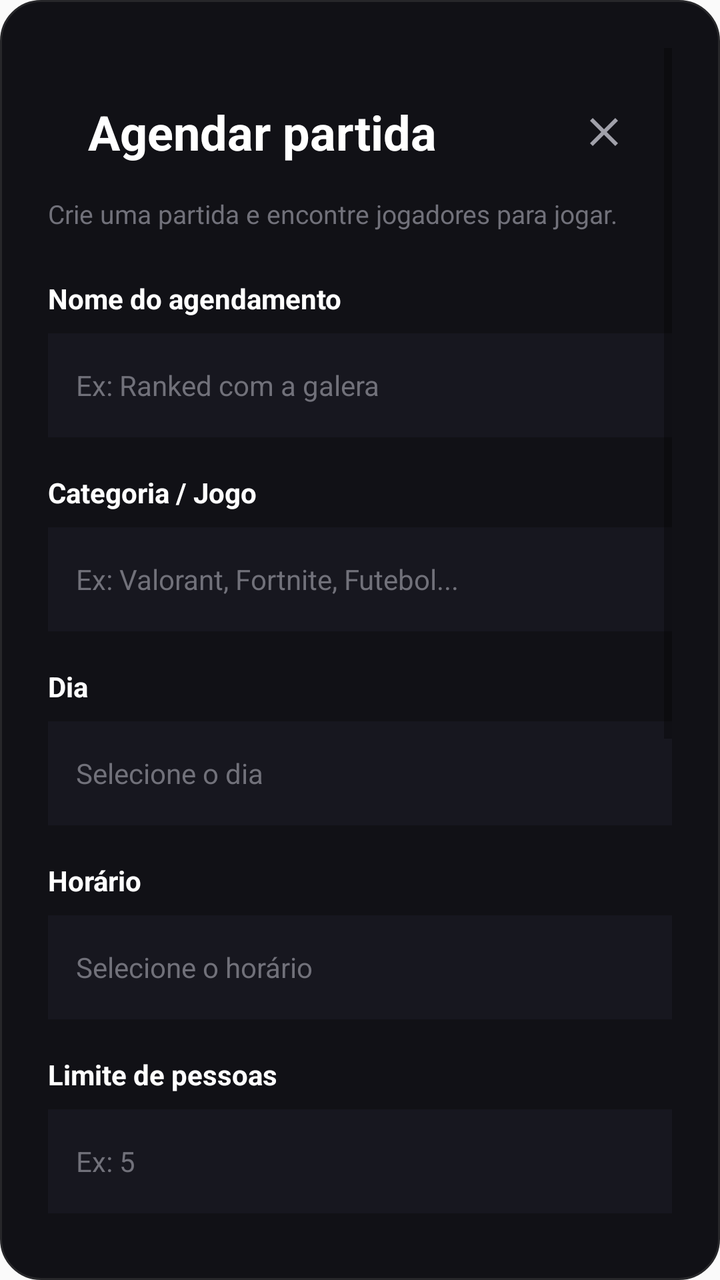
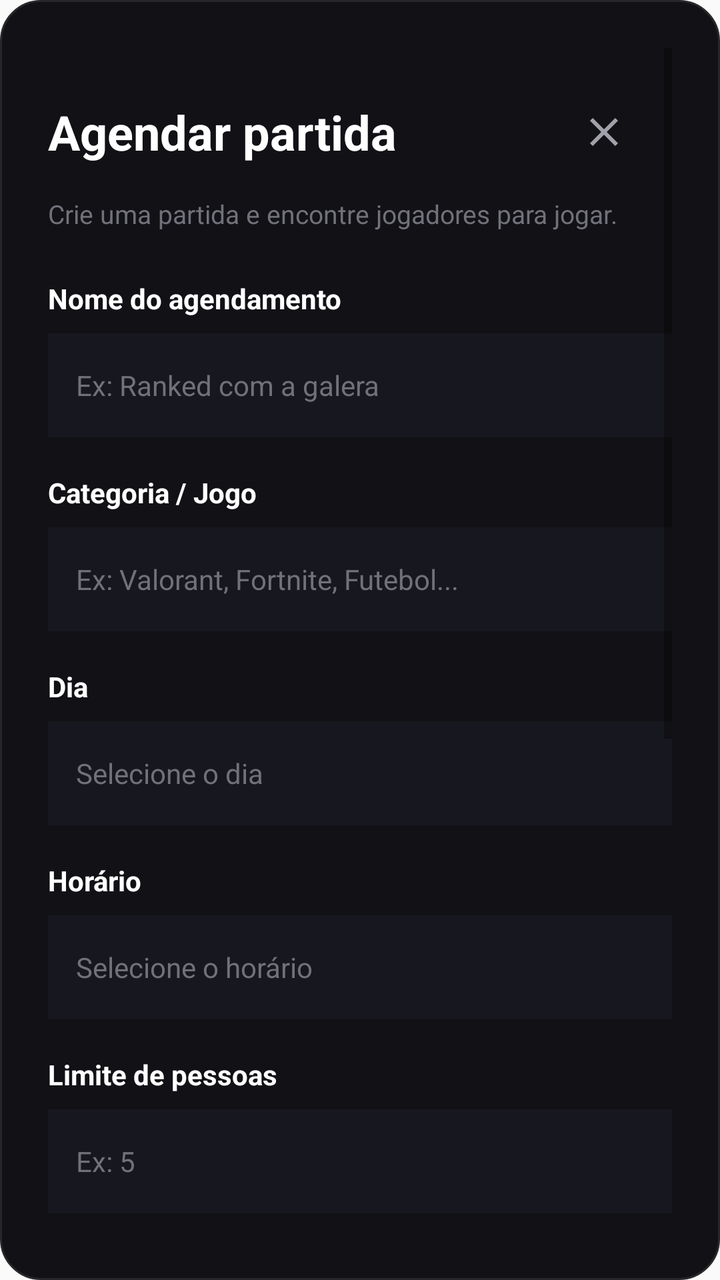

An Android layout rendered at two revisions. The XML below is the earlier revision; the diff shows what the commit changed to produce the second picture.
<!-- AndroidManifest.xml: application theme Theme.Syno -->
<!-- res/layout/dialog_schedule_match.xml -->
<?xml version="1.0" encoding="utf-8"?>
<ScrollView xmlns:android="http://schemas.android.com/apk/res/android"
    android:layout_width="match_parent"
    android:layout_height="wrap_content"
    android:background="@drawable/bg_schedule_dialog"
    android:fillViewport="true">

    <LinearLayout
        android:layout_width="match_parent"
        android:layout_height="wrap_content"
        android:orientation="vertical">

        

        <LinearLayout
            android:layout_width="match_parent"
            android:layout_height="wrap_content"
            android:orientation="horizontal"
            android:gravity="center_vertical"
            android:paddingStart="20dp"
            android:paddingTop="20dp"
            android:paddingEnd="12dp"
            android:paddingBottom="4dp">

            <TextView
                android:id="@+id/tvDetailsTitle"
                android:layout_width="0dp"
                android:layout_height="wrap_content"
                android:layout_weight="1"
                android:text="Agendar partida"
                android:textColor="#FFFFFF"
                android:textSize="24sp"
                android:textStyle="bold" />

            <ImageButton
                android:id="@+id/btnCloseDetails"
                android:layout_width="44dp"
                android:layout_height="44dp"
                android:contentDescription="Fechar"
                android:background="@drawable/button_icon_ripple"
                android:src="@drawable/ic_close"
                android:tint="#A1A1AA" />

        </LinearLayout>

        <TextView
            android:id="@+id/tvDialogSubtitle"
            android:layout_width="match_parent"
            android:layout_height="wrap_content"
            android:layout_marginTop="6dp"
            android:text="Crie uma partida e encontre jogadores para jogar."
            android:textColor="#71717A"
            android:textSize="13sp" />


        

        <TextView
            android:layout_width="match_parent"
            android:layout_height="wrap_content"
            android:layout_marginTop="24dp"
            android:text="Nome do agendamento"
            android:textColor="#FFFFFF"
            android:textSize="14sp"
            android:textStyle="bold" />

        <EditText
            android:id="@+id/etMatchName"
            android:layout_width="match_parent"
            android:layout_height="52dp"
            android:layout_marginTop="8dp"
            android:background="#17171F"
            android:hint="Ex: Ranked com a galera"
            android:paddingStart="14dp"
            android:paddingEnd="14dp"
            android:textColor="#FFFFFF"
            android:textColorHint="#71717A"
            android:textSize="14sp"
            android:singleLine="true" />


        

        <TextView
            android:layout_width="match_parent"
            android:layout_height="wrap_content"
            android:layout_marginTop="18dp"
            android:text="Categoria / Jogo"
            android:textColor="#FFFFFF"
            android:textSize="14sp"
            android:textStyle="bold" />

        <EditText
            android:id="@+id/etGameCategory"
            android:layout_width="match_parent"
            android:layout_height="52dp"
            android:layout_marginTop="8dp"
            android:background="#17171F"
            android:hint="Ex: Valorant, Fortnite, Futebol..."
            android:paddingStart="14dp"
            android:paddingEnd="14dp"
            android:textColor="#FFFFFF"
            android:textColorHint="#71717A"
            android:textSize="14sp"
            android:singleLine="true" />


        

        <TextView
            android:layout_width="match_parent"
            android:layout_height="wrap_content"
            android:layout_marginTop="18dp"
            android:text="Dia"
            android:textColor="#FFFFFF"
            android:textSize="14sp"
            android:textStyle="bold" />

        <EditText
            android:id="@+id/etDate"
            android:layout_width="match_parent"
            android:layout_height="52dp"
            android:layout_marginTop="8dp"
            android:background="#17171F"
            android:hint="Selecione o dia"
            android:paddingStart="14dp"
            android:paddingEnd="14dp"
            android:textColor="#FFFFFF"
            android:textColorHint="#71717A"
            android:textSize="14sp"
            android:focusable="false"
            android:clickable="true"
            android:inputType="none" />


        

        <TextView
            android:layout_width="match_parent"
            android:layout_height="wrap_content"
            android:layout_marginTop="18dp"
            android:text="Horário"
            android:textColor="#FFFFFF"
            android:textSize="14sp"
            android:textStyle="bold" />

        <EditText
            android:id="@+id/etTime"
            android:layout_width="match_parent"
            android:layout_height="52dp"
            android:layout_marginTop="8dp"
            android:background="#17171F"
            android:hint="Selecione o horário"
            android:paddingStart="14dp"
            android:paddingEnd="14dp"
            android:textColor="#FFFFFF"
            android:textColorHint="#71717A"
            android:textSize="14sp"
            android:focusable="false"
            android:clickable="true"
            android:inputType="none" />


        

        <TextView
            android:layout_width="match_parent"
            android:layout_height="wrap_content"
            android:layout_marginTop="18dp"
            android:text="Limite de pessoas"
            android:textColor="#FFFFFF"
            android:textSize="14sp"
            android:textStyle="bold" />

        <EditText
            android:id="@+id/etPeopleLimit"
            android:layout_width="match_parent"
            android:layout_height="52dp"
            android:layout_marginTop="8dp"
            android:background="#17171F"
            android:hint="Ex: 5"
            android:paddingStart="14dp"
            android:paddingEnd="14dp"
            android:textColor="#FFFFFF"
            android:textColorHint="#71717A"
            android:textSize="14sp"
            android:singleLine="true"
            android:inputType="number" />


        

        <TextView
            android:layout_width="match_parent"
            android:layout_height="wrap_content"
            android:layout_marginTop="18dp"
            android:text="Local ou link do encontro"
            android:textColor="#FFFFFF"
            android:textSize="14sp"
            android:textStyle="bold" />

        <EditText
            android:id="@+id/etMeetingLocation"
            android:layout_width="match_parent"
            android:layout_height="52dp"
            android:layout_marginTop="8dp"
            android:background="#17171F"
            android:hint="Ex: Discord, endereço ou link"
            android:paddingStart="14dp"
            android:paddingEnd="14dp"
            android:textColor="#FFFFFF"
            android:textColorHint="#71717A"
            android:textSize="14sp"
            android:singleLine="true"
            android:inputType="textUri" />


        

        <View
            android:layout_width="match_parent"
            android:layout_height="1dp"
            android:layout_marginTop="24dp"
            android:background="#27272A" />


        

        <TextView
            android:layout_width="match_parent"
            android:layout_height="wrap_content"
            android:layout_marginTop="20dp"
            android:text="Preferências (opcional)"
            android:textColor="#A78BFA"
            android:textSize="15sp"
            android:textStyle="bold" />


        

        <TextView
            android:layout_width="match_parent"
            android:layout_height="wrap_content"
            android:layout_marginTop="16dp"
            android:text="Idade média dos participantes"
            android:textColor="#FFFFFF"
            android:textSize="14sp" />

        <EditText
            android:id="@+id/etAverageAge"
            android:layout_width="match_parent"
            android:layout_height="52dp"
            android:layout_marginTop="8dp"
            android:background="#17171F"
            android:hint="Ex: 20"
            android:paddingStart="14dp"
            android:paddingEnd="14dp"
            android:textColor="#FFFFFF"
            android:textColorHint="#71717A"
            android:textSize="14sp"
            android:singleLine="true"
            android:inputType="number" />


        

        <TextView
            android:layout_width="match_parent"
            android:layout_height="wrap_content"
            android:layout_marginTop="18dp"
            android:text="Tipo de jogo"
            android:textColor="#FFFFFF"
            android:textSize="14sp" />

        <Spinner
            android:id="@+id/spinnerGameType"
            android:layout_width="match_parent"
            android:layout_height="52dp"
            android:layout_marginTop="8dp"
            android:background="#17171F" />


        

        <Button
            android:id="@+id/btnConfirmSchedule"
            android:layout_width="match_parent"
            android:layout_height="54dp"
            android:layout_marginTop="24dp"
            android:backgroundTint="#8B5CF6"
            android:text="Agendar partida"
            android:textAllCaps="false"
            android:textColor="#FFFFFF"
            android:textSize="15sp"
            android:textStyle="bold" />

        <Button
            android:id="@+id/btnCancelSchedule"
            android:layout_width="match_parent"
            android:layout_height="50dp"
            android:layout_marginTop="8dp"
            android:backgroundTint="#18181B"
            android:text="Cancelar"
            android:textAllCaps="false"
            android:textColor="#A1A1AA"
            android:textSize="14sp" />

    </LinearLayout>

</ScrollView>
<!-- resources referenced by this layout -->
<resources>
  <!-- drawable bg_schedule_dialog (drawable) -->
  <?xml version="1.0" encoding="utf-8"?>
  <shape xmlns:android="http://schemas.android.com/apk/res/android"
      android:shape="rectangle">
  
      <solid android:color="#111116" />
  
      <stroke
          android:width="1dp"
          android:color="#27272A" />
  
      <corners android:radius="20dp" />
  
      <padding
          android:left="24dp"
          android:top="24dp"
          android:right="24dp"
          android:bottom="24dp" />
  
  </shape>
  <!-- drawable button_icon_ripple (drawable) -->
  <?xml version="1.0" encoding="utf-8"?>
  <ripple
      xmlns:android="http://schemas.android.com/apk/res/android"
      android:color="#33FFFFFF">
  
      <item
          android:id="@android:id/mask"
          android:drawable="@android:color/white" />
  
  </ripple>
  <!-- drawable ic_close (drawable) -->
  <vector xmlns:android="http://schemas.android.com/apk/res/android"
      android:width="24dp"
      android:height="24dp"
      android:viewportWidth="24"
      android:viewportHeight="24">
      <path
          android:fillColor="@android:color/black"
          android:pathData="M19,6.41L17.59,5 12,10.59 6.41,5 5,6.41 10.59,12 5,17.59 6.41,19 12,13.41 17.59,19 19,17.59 13.41,12 z"/>
  </vector>
  <style name="Theme.Syno" parent="android:Theme.Material.Light.NoActionBar" />
</resources>

<!-- the commit's change to res/layout/dialog_schedule_match.xml (unified diff, before → after) -->
@@ -17,7 +17,6 @@
             android:layout_height="wrap_content"
             android:orientation="horizontal"
             android:gravity="center_vertical"
-            android:paddingStart="20dp"
             android:paddingTop="20dp"
             android:paddingEnd="12dp"
             android:paddingBottom="4dp">
